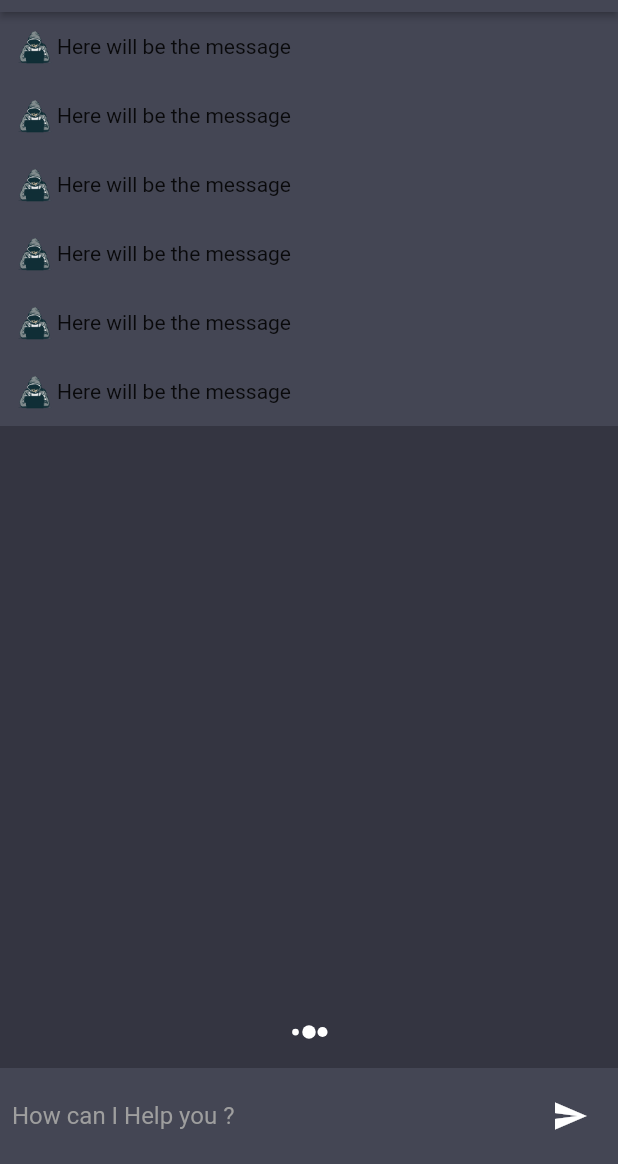
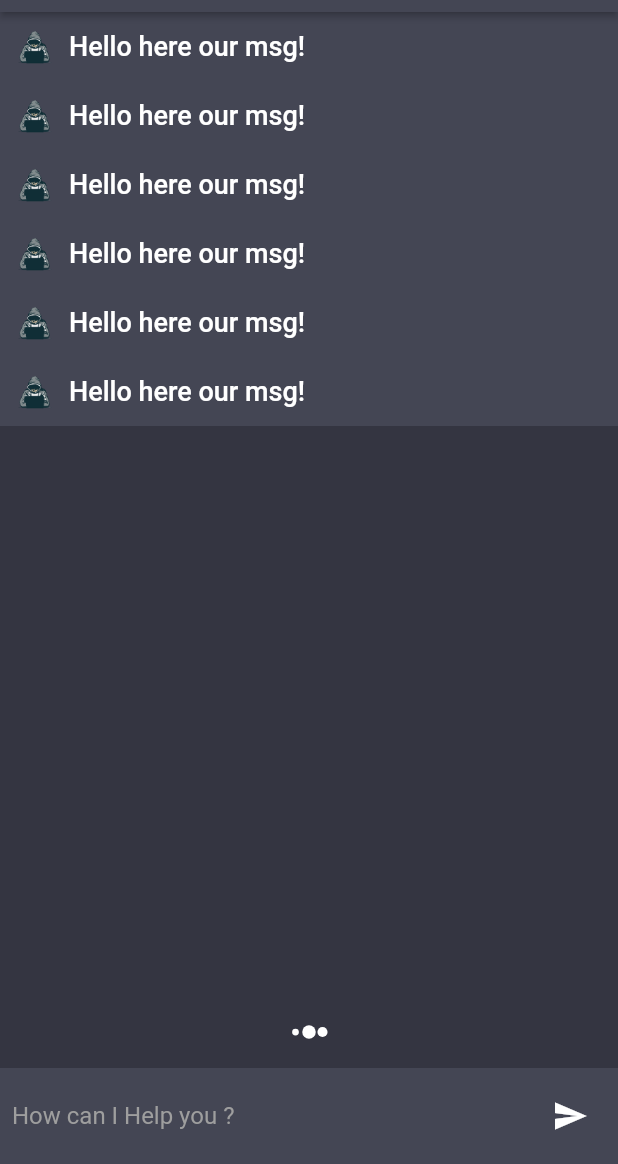
Before and after one commit to Cyrius58/ChatGPT-Orbis, a Flutter app: the screen it shows after launch, on a phone screen of 412 x 824 dp, the part 72-1236 px from its top. Run offline on Flutter 3.47's test engine with Material 2 defaults, Android fonts, the phone set to English and light mode, and no system bars; our stand-ins replace flutter_spinkit.

Commit message:
Adding Chat_Widget.dart, Chat_screen.dart and modifying constants.dart

```diff
--- a/lib/screens/chat_screen.dart
+++ b/lib/screens/chat_screen.dart
@@ -54,7 +54,11 @@ class _ChatScreenState extends State<ChatScreen> {
               child: ListView.builder(
                 itemCount: 6,
                 itemBuilder: (context, index) {
-                  return const ChatWidget();
+                  return ChatWidget(
+                    msg: chatMessages[index]["msg"].toString(),
+                    chatIndex:
+                        int.parse(chatMessages[index]["chatIndex"].toString()),
+                  );
                 },
               ),
             ),
--- a/lib/widgets/chat_widget.dart
+++ b/lib/widgets/chat_widget.dart
@@ -1,12 +1,16 @@
 import 'package:chatgpt_orbis/constants/constants.dart';
 import 'package:chatgpt_orbis/services/assets_manager.dart';
+import 'package:chatgpt_orbis/widgets/text_widget.dart';
 import 'package:flutter/material.dart';
 import 'package:flutter/src/widgets/framework.dart';
 import 'package:flutter/src/widgets/placeholder.dart';
+import 'text_widget.dart';
 
 class ChatWidget extends StatelessWidget {
-  const ChatWidget({super.key});
+  const ChatWidget({super.key, required this.msg, required this.chatIndex});
 
+  final String msg;
+  final int chatIndex;
   @override
   Widget build(BuildContext context) {
     return Column(
@@ -22,7 +26,12 @@ class ChatWidget extends StatelessWidget {
                   height: 30,
                   width: 30,
                 ),
-                const Text("Here will be the message"),
+                const SizedBox(
+                  width: 8,
+                ),
+                const TextWidget(
+                  label: "Hello here our msg!",
+                ),
               ],
             ),
           ),
--- /dev/null
+++ b/lib/widgets/text_widget.dart
@@ -0,0 +1,28 @@
+import 'package:flutter/material.dart';
+
+class TextWidget extends StatelessWidget {
+  const TextWidget(
+      {Key? key,
+      required this.label,
+      this.fontSize = 18,
+      this.color,
+      this.fontWeight})
+      : super(key: key);
+
+  final String label;
+  final double fontSize;
+  final Color? color;
+  final FontWeight? fontWeight;
+  @override
+  Widget build(BuildContext context) {
+    return Text(
+      label,
+      // textAlign: TextAlign.justify,
+      style: TextStyle(
+        color: color ?? Colors.white,
+        fontSize: fontSize,
+        fontWeight: fontWeight ?? FontWeight.w500,
+      ),
+    );
+  }
+}
```
